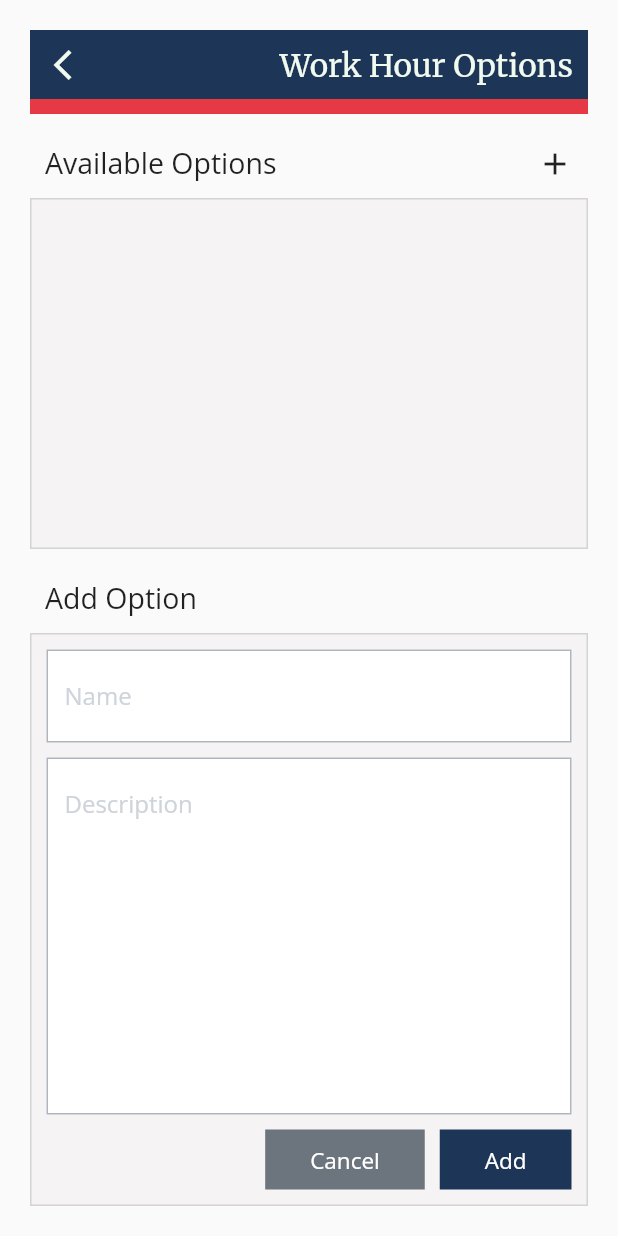
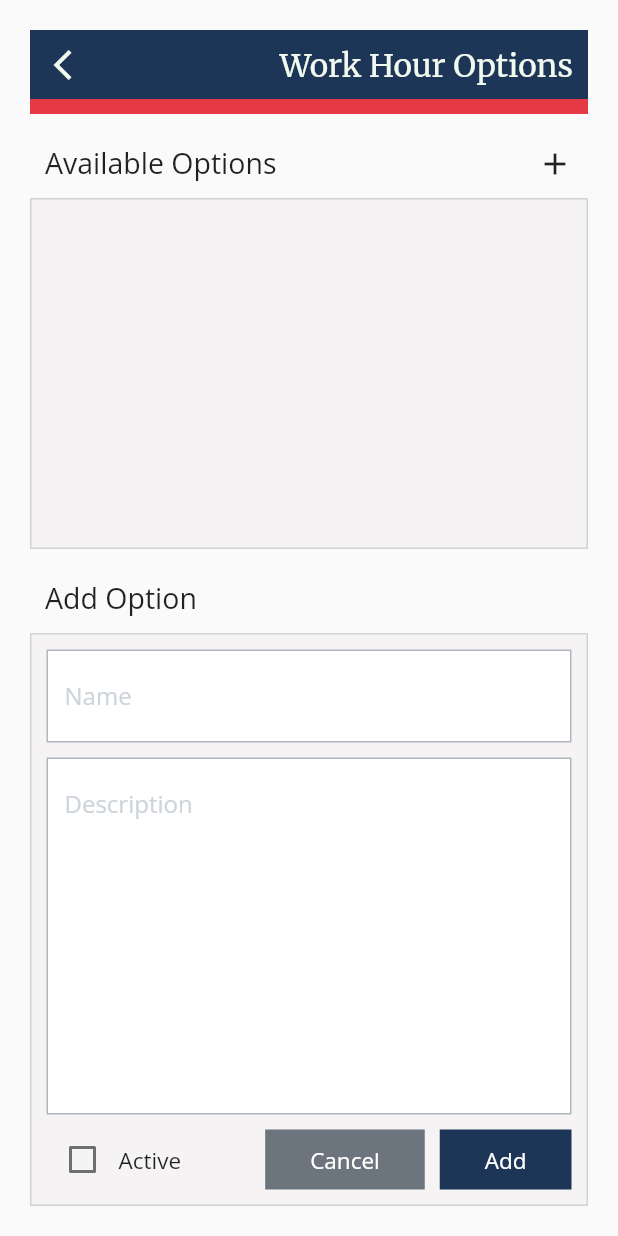
Before and after one commit to halid-ali/workHourTracker, a Flutter app: the OptionsScreen screen opened directly, after a tap on the "add" icon, on a phone screen of 412 x 824 dp. Run offline on Flutter 3.47's test engine with Material 2 defaults, Android fonts, the phone set to English and light mode, and no system bars; our stand-ins replace auto_size_text, cloud_firestore, firebase_core, flutter_secure_storage, flutter_slidable, fluttertoast and 1 more; missing offline and left inert: cloud_firestore_web, firebase_auth_web, firebase_core_web, firebase_storage_web, google_sign_in_web, universal_html; accounts and stored records are empty; generated files the repository leaves out were written again.

Commit message:
active status for options

```diff
--- a/lib/data/model/option_model.dart
+++ b/lib/data/model/option_model.dart
@@ -3,12 +3,14 @@ class OptionModel {
   final String userId;
   final String name;
   final String description;
+  final bool isActive;
 
   OptionModel({
     this.id,
     this.userId,
     this.name,
     this.description,
+    this.isActive,
   });
 
   factory OptionModel.fromJson(String id, Map<String, dynamic> data) =>
@@ -17,12 +19,14 @@ class OptionModel {
         userId: data['userId'],
         name: data['name'] as String,
         description: data['description'] as String,
+        isActive: data['isActive'] as int == 1,
       );
 
   Map<String, dynamic> toJson() => <String, dynamic>{
         'userId': userId,
         'name': name,
         'description': description,
+        'isActive': isActive ? 1 : 0,
       };
 
   bool operator ==(dynamic other) =>
--- a/lib/l10n/intl_de.arb
+++ b/lib/l10n/intl_de.arb
@@ -87,5 +87,6 @@
     "user_not_found": "Benutzername kann nicht gefunden werden.",
     "history": "Verlauf",
     "history_load": "Verlauf wird geladen.",
-    "history_load_error": "Beim Laden dem Verlauf ist ein Fehler aufgetreten."
+    "history_load_error": "Beim Laden dem Verlauf ist ein Fehler aufgetreten.",
+    "active": "Aktiv"
 }
--- a/lib/l10n/intl_en.arb
+++ b/lib/l10n/intl_en.arb
@@ -351,5 +351,9 @@
     "history_load_error": "Error occurred while loading history.",
     "@history_load_error": {
         "description": "Error message when history load fails"
+    },
+    "active": "Active",
+    "@active": {
+        "description": "Checkbox text in options"
     }
 }
--- a/lib/l10n/intl_tr.arb
+++ b/lib/l10n/intl_tr.arb
@@ -87,5 +87,6 @@
     "user_not_found": "Kullanıcı adı bulunamadı.",
     "history": "Geçmiş",
     "history_load": "Geçmiş yükleniyor.",
-    "history_load_error": "Geçmiş yüklenirken hata oluştu."
+    "history_load_error": "Geçmiş yüklenirken hata oluştu.",
+    "active": "Aktif"
 }
--- a/lib/screens/settings/options_screen.dart
+++ b/lib/screens/settings/options_screen.dart
@@ -24,6 +24,7 @@ class _OptionsScreenState extends State<OptionsScreen> {
   final TextEditingController optionDescController = TextEditingController();
   String panelHeader = '';
   String buttonTitle = '';
+  bool isActive = false;
   bool isAddPanelVisible = false;
   bool isEditPanelVisible = false;
   OptionModel workHourOption;
@@ -118,6 +119,7 @@ class _OptionsScreenState extends State<OptionsScreen> {
                                     setState(() {
                                       isEditPanelVisible = false;
                                       isAddPanelVisible = true;
+                                      isActive = false;
                                       panelHeader = S.of(context).add_option;
                                       workHourOption = OptionModel();
                                       buttonTitle = S.of(context).add;
@@ -257,6 +259,7 @@ class _OptionsScreenState extends State<OptionsScreen> {
                             isEditPanelVisible = true;
                             panelHeader = S.of(context).edit_option;
                             workHourOption = option;
+                            isActive = workHourOption.isActive;
                             buttonTitle = S.of(context).edit;
                           });
                         },
@@ -299,6 +302,7 @@ class _OptionsScreenState extends State<OptionsScreen> {
       userId: userId,
       name: optionNameController.text.trim(),
       description: optionDescController.text.trim(),
+      isActive: isActive,
     );
 
     OptionRepository.addWorkHourOption(workHourOption).then((value) {
@@ -326,6 +330,7 @@ class _OptionsScreenState extends State<OptionsScreen> {
       userId: userId,
       name: optionNameController.text.trim(),
       description: optionDescController.text.trim(),
+      isActive: isActive,
     );
 
     OptionRepository.updateWorkHourOption(updatedOption).then((value) {
@@ -431,6 +436,24 @@ class _OptionsScreenState extends State<OptionsScreen> {
             Row(
               mainAxisAlignment: MainAxisAlignment.end,
               children: [
+                Container(
+                  padding: EdgeInsets.only(left: 10),
+                  child: Checkbox(
+                    value: isActive,
+                    onChanged: (value) {
+                      setState(() {
+                        isActive = value;
+                      });
+                    },
+                  ),
+                ),
+                Text(
+                  S.of(context).active,
+                  style: GoogleFonts.openSans(
+                    fontSize: 15,
+                  ),
+                ),
+                Expanded(child: Container()),
                 Container(
                   padding: EdgeInsets.only(
                     top: 10,
```
